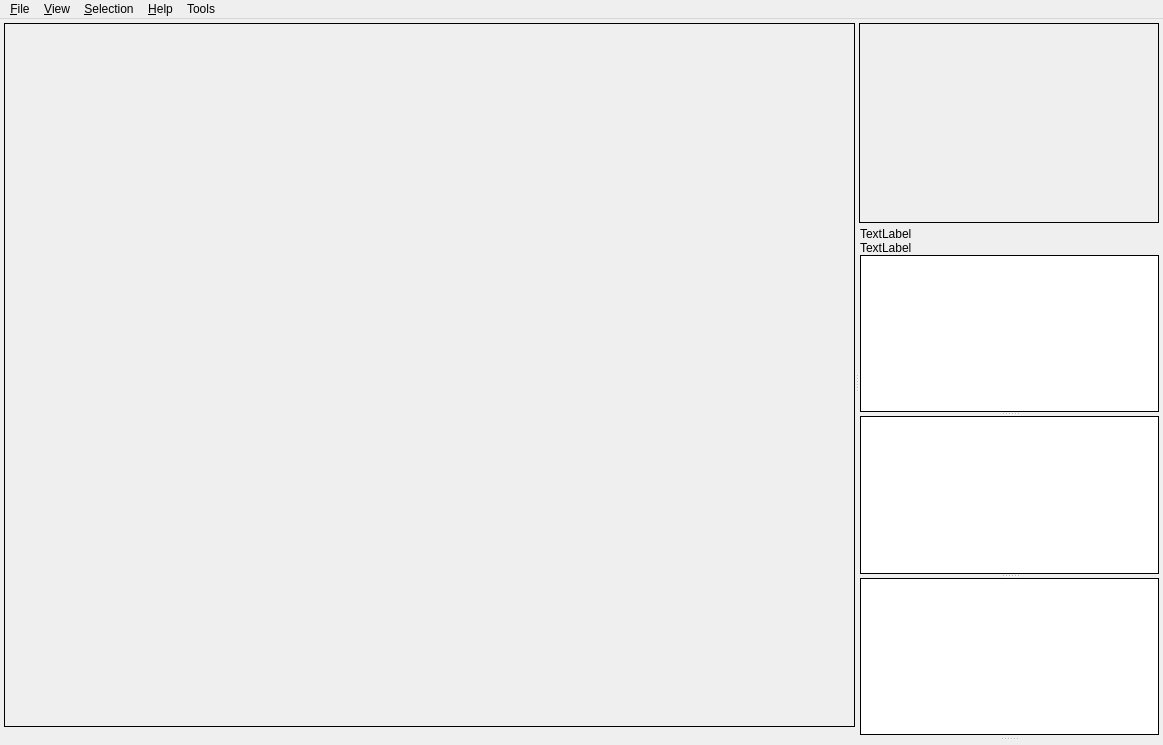
The window that src/saisieQT/ui/saisieQT_window.ui (micmacIGN/micmac) describes before a commit, drawn with Qt 5.
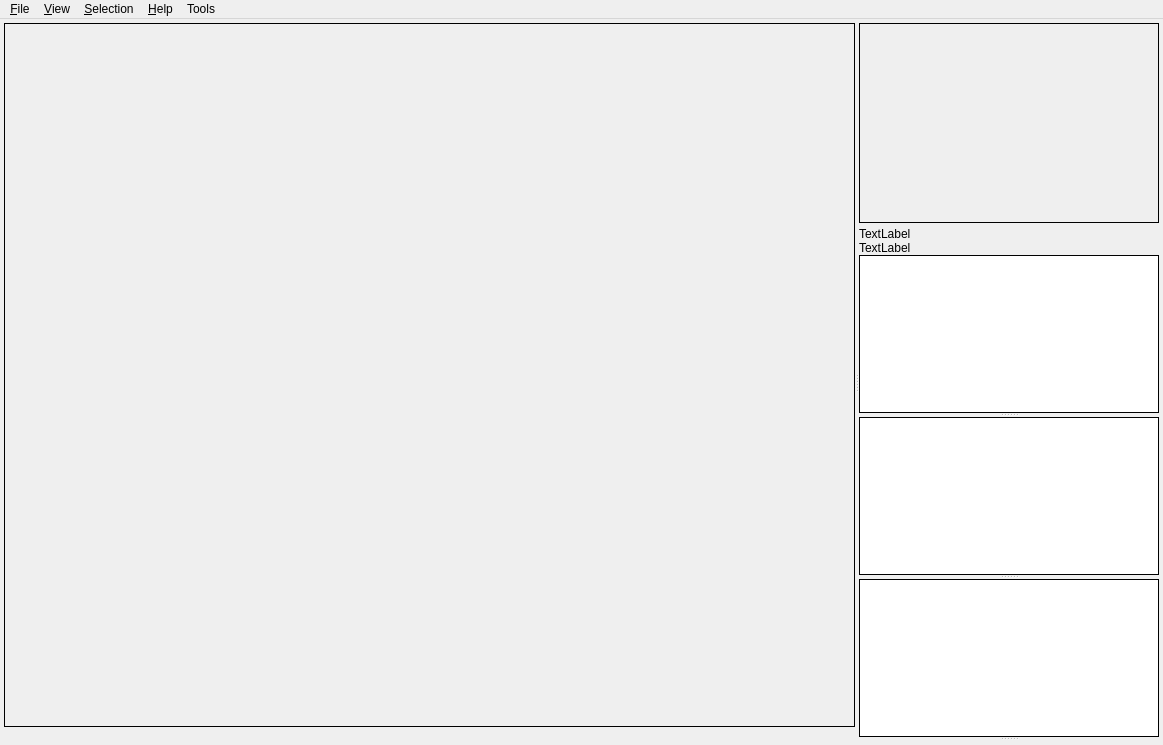
The same window after the commit. Icons and pictures are not drawn.

Commit message: SaisieQT : margin

What changed in the file:
```diff
--- a/src/saisieQT/ui/saisieQT_window.ui
+++ b/src/saisieQT/ui/saisieQT_window.ui
@@ -48,6 +48,9 @@
         <verstretch>0</verstretch>
        </sizepolicy>
       </property>
+      <property name="lineWidth">
+       <number>1</number>
+      </property>
       <property name="orientation">
        <enum>Qt::Horizontal</enum>
       </property>
@@ -221,7 +224,7 @@
              <number>0</number>
             </property>
             <property name="leftMargin">
-             <number>1</number>
+             <number>0</number>
             </property>
             <property name="topMargin">
              <number>2</number>
@@ -230,7 +233,7 @@
              <number>0</number>
             </property>
             <property name="bottomMargin">
-             <number>2</number>
+             <number>0</number>
             </property>
             <item>
              <widget class="QLabel" name="label_ImageName">
```
Left out of the diff: 2 changed lines with no effect on the pictures. The commit also changes 1 other file.
